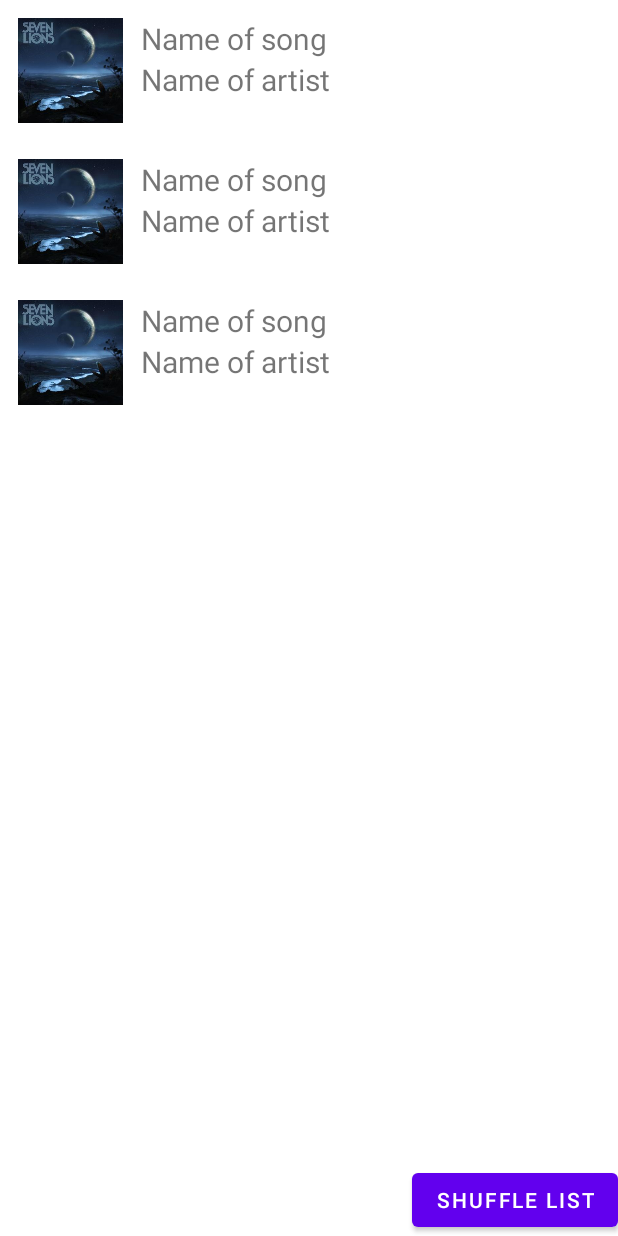
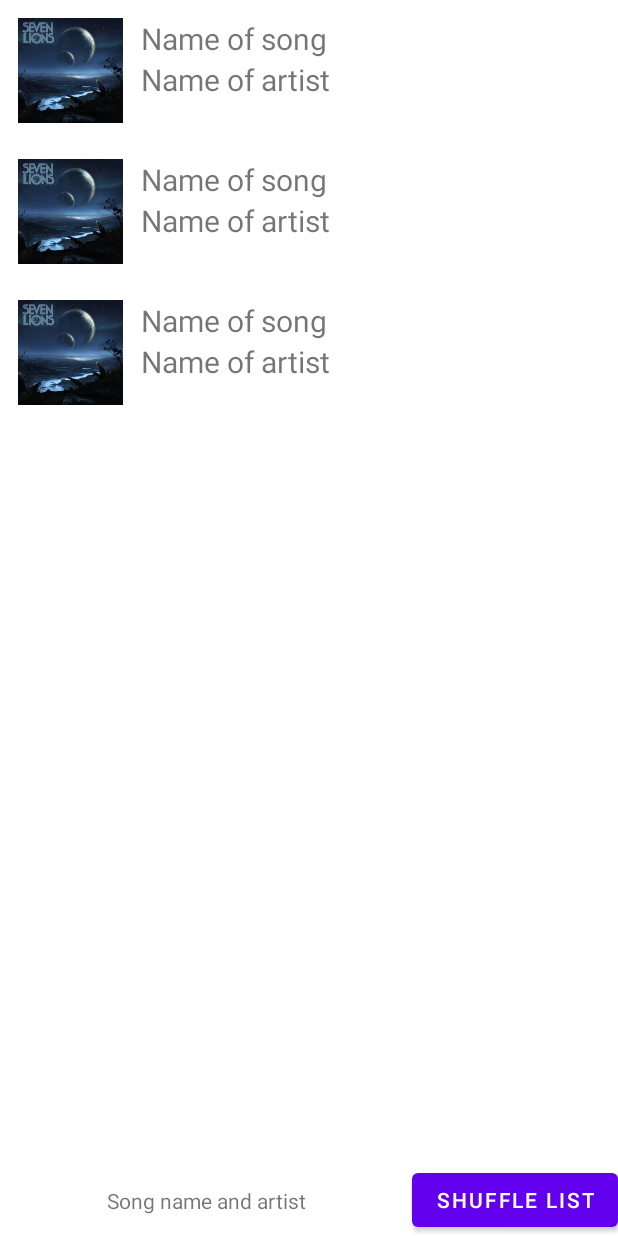
Before and after one commit to mmk42/Dotify, an Android app: the layout activity_song_list.xml on its own in the app's theme, with its tools: preview values and no code run, on a phone screen of 412 x 824 dp. Run offline under Robolectric (Android 15) with nearby library versions, the light colour scheme and no system bars.

Commit message:
pt2 done

```diff
--- a/app/src/main/java/edu/uw/mmk42/dotify/PlayerActivity.kt
+++ b/app/src/main/java/edu/uw/mmk42/dotify/PlayerActivity.kt
@@ -1,13 +1,18 @@
 package edu.uw.mmk42.dotify
 
+import android.content.Intent
 import android.graphics.Color
 import androidx.appcompat.app.AppCompatActivity
 import android.os.Bundle
 import android.util.Log
 import android.view.View
 import android.widget.*
+import com.ericchee.songdataprovider.Song
 import kotlin.random.Random
 
+fun navigateToPlayerActivity(song: Song) {
+    val intent = Intent()
+}
 class PlayerActivity : AppCompatActivity() {
 
     private lateinit var btnChangeUser: Button
--- a/app/src/main/res/layout/activity_song_list.xml
+++ b/app/src/main/res/layout/activity_song_list.xml
@@ -16,6 +16,7 @@
         app:layoutManager="androidx.recyclerview.widget.LinearLayoutManager"
         tools:listitem="@layout/item_song"
         />
+
     <Button
         android:id="@+id/btnShuffle"
         android:layout_width="wrap_content"
@@ -23,6 +24,19 @@
         android:text="Shuffle List"
         app:layout_constraintBottom_toBottomOf="parent"
         app:layout_constraintEnd_toEndOf="parent"
+        app:layout_constraintTop_toBottomOf="@id/rvSongs"
+        />
+    <TextView
+        android:id="@+id/tvCurrSong"
+        android:layout_width="wrap_content"
+        android:layout_height="wrap_content"
+        android:text="Song name and artist"
+        android:maxLines="1"
+        android:ellipsize="end"
+        app:layout_constraintStart_toStartOf="parent"
+        app:layout_constraintEnd_toStartOf="@id/btnShuffle"
+        app:layout_constraintTop_toTopOf="@id/btnShuffle"
+        app:layout_constraintBottom_toBottomOf="@id/btnShuffle"
         />
 
 </androidx.constraintlayout.widget.ConstraintLayout>
--- a/app/src/main/res/values/strings.xml
+++ b/app/src/main/res/values/strings.xml
@@ -1,3 +1,4 @@
 <resources>
     <string name="app_name">Dotify</string>
+    <string name="curr_song_format">%s - %s</string>
 </resources>
```
Also changed, not shown: app/src/main/java/edu/uw/mmk42/dotify/SongListActivity.kt (+8 -2 lines).
